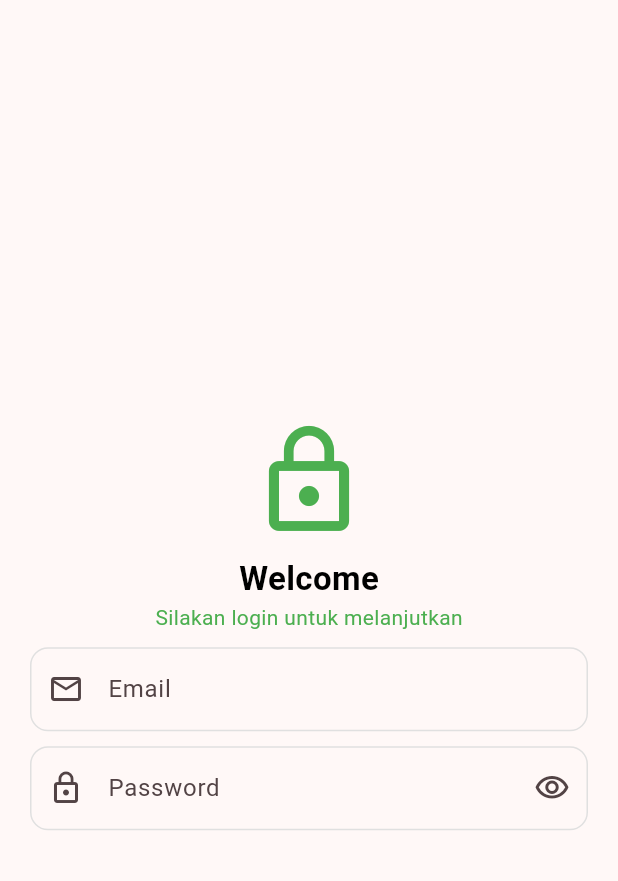
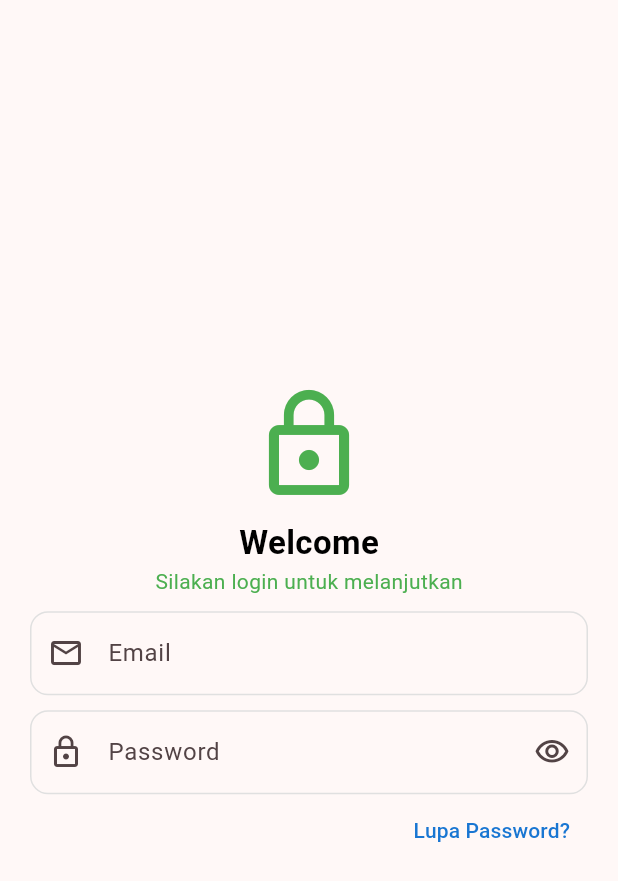
Before and after one commit to helenoktaa/Tugas_week_6_1123150205, a Flutter app: the Login screen opened directly, on a phone screen of 412 x 824 dp. Shown: the top 881 px of the screen. Run offline on Flutter 3.47's test engine with Material 3 defaults, Android fonts, the light colour scheme and no system bars.

Commit message:
update: add text lupa password

```diff
--- a/lib/screen/login.dart
+++ b/lib/screen/login.dart
@@ -53,6 +53,7 @@ class Login extends StatelessWidget {
                 ),
               ),
               SizedBox(height: 10),
+              //label password
               TextField(
                 obscureText: true,
                 decoration: InputDecoration(
@@ -73,6 +74,16 @@ class Login extends StatelessWidget {
                   ),
                 ),
               ),
+              Align(
+                alignment: Alignment.centerRight,
+                child: TextButton(
+                  onPressed: () {},
+                  child: Text(
+                    'Lupa Password?',
+                    style: TextStyle(color: Colors.blue[700], fontSize: 14),
+                  ),
+                ),
+              ),
             ],
           ),
         ),
```
